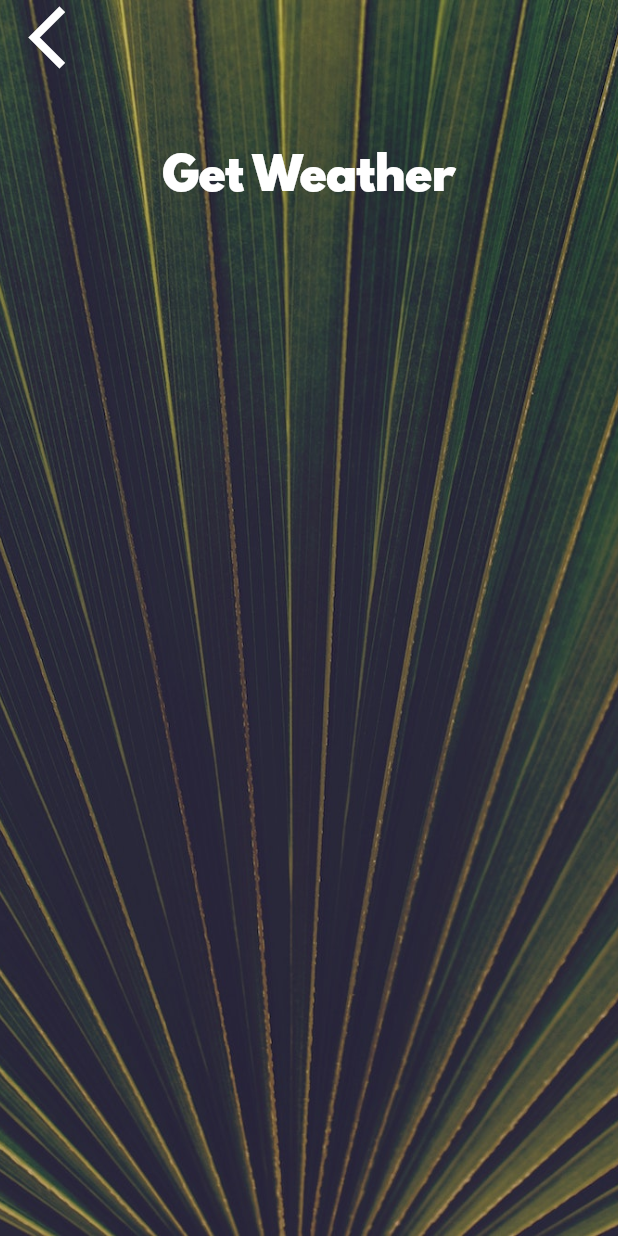
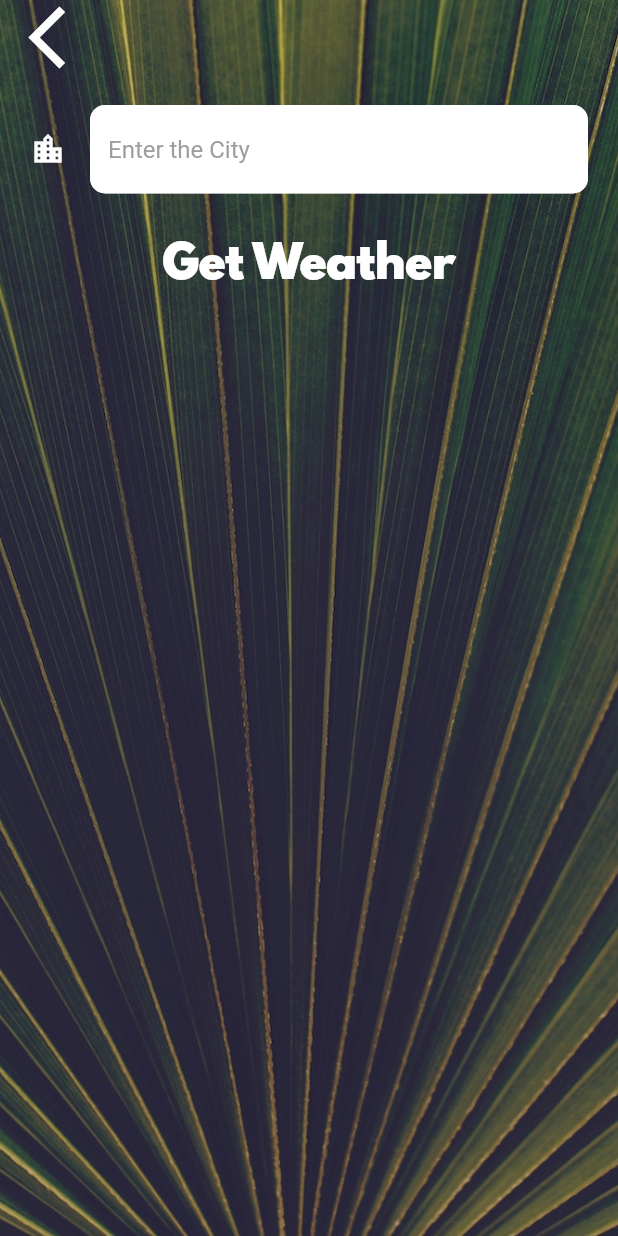
Before and after one commit to ezazulhaq/clima-Flutter, a Flutter app: the CityScreen screen opened directly, on a phone screen of 412 x 824 dp. Run offline on Flutter 3.47's test engine with Material 2 defaults, Android fonts, the phone set to English and light mode, and no system bars; our stand-ins replace flutter_spinkit, geolocator; network calls fail.

Commit message:
Get temperature details based on city

```diff
--- a/lib/screens/city_screen.dart
+++ b/lib/screens/city_screen.dart
@@ -7,6 +7,8 @@ class CityScreen extends StatefulWidget {
 }
 
 class _CityScreenState extends State<CityScreen> {
+  String cityName;
+
   @override
   Widget build(BuildContext context) {
     return Scaffold(
@@ -24,7 +26,9 @@ class _CityScreenState extends State<CityScreen> {
               Align(
                 alignment: Alignment.topLeft,
                 child: FlatButton(
-                  onPressed: () {},
+                  onPressed: () {
+                    Navigator.pop(context);
+                  },
                   child: Icon(
                     Icons.arrow_back_ios,
                     size: 50.0,
@@ -33,10 +37,21 @@ class _CityScreenState extends State<CityScreen> {
               ),
               Container(
                 padding: EdgeInsets.all(20.0),
-                child: null,
+                child: TextField(
+                  style: TextStyle(
+                    color: Colors.black,
+                  ),
+                  decoration: kInputTextCityLocation,
+                  onChanged: (value) {
+                    //print(value);
+                    cityName = value;
+                  },
+                ),
               ),
               FlatButton(
-                onPressed: () {},
+                onPressed: () {
+                  Navigator.pop(context, cityName);
+                },
                 child: Text(
                   'Get Weather',
                   style: kButtonTextStyle,
--- a/lib/utilities/constants.dart
+++ b/lib/utilities/constants.dart
@@ -2,7 +2,7 @@ import 'package:flutter/material.dart';
 
 const kTempTextStyle = TextStyle(
   fontFamily: 'Spartan MB',
-  fontSize: 100.0,
+  fontSize: 95.0,
 );
 
 const kMessageTextStyle = TextStyle(
@@ -18,3 +18,21 @@ const kButtonTextStyle = TextStyle(
 const kConditionTextStyle = TextStyle(
   fontSize: 80.0,
 );
+
+const kInputTextCityLocation = InputDecoration(
+  filled: true,
+  fillColor: Colors.white,
+  icon: Icon(
+    Icons.location_city,
+    color: Colors.white,
+  ),
+  hintText: 'Enter the City',
+  hintStyle: TextStyle(
+    color: Colors.grey,
+  ),
+  border: OutlineInputBorder(
+    borderRadius: BorderRadius.all(
+      Radius.circular(10.0),
+    ),
+  ),
+);
```
Also changed, not shown: lib/screens/location_screen.dart (+30 -4 lines), lib/services/weather.dart (+13 -3 lines).
